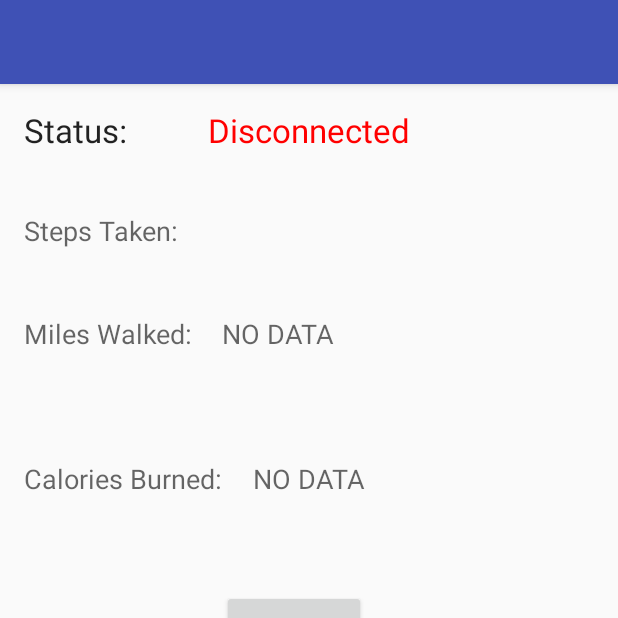
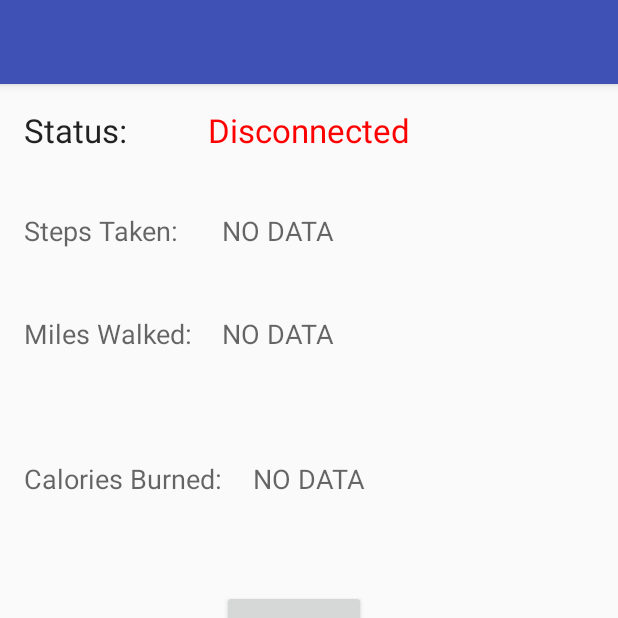
Before and after one commit to dyay108/SoleBLE, an Android app: the screen it shows after launch (DeviceControlActivity), on a phone screen of 412 x 824 dp, the top half of it. Run offline under Robolectric (Android 15) with nearby library versions, the phone set to English and light mode, and no system bars; 3 statements that could not run were skipped.

Commit message:
fixed layout

```diff
--- a/app/src/main/res/layout/content_device_control.xml
+++ b/app/src/main/res/layout/content_device_control.xml
@@ -83,7 +83,8 @@
         android:textAppearance="?android:attr/textAppearanceMedium"
         android:id="@+id/data"
         android:layout_alignBottom="@+id/textView3"
-        android:layout_alignStart="@+id/button" />
+        android:layout_alignStart="@+id/button"
+        android:text="NO DATA" />
 
     <TextView
         android:layout_width="wrap_content"
```
